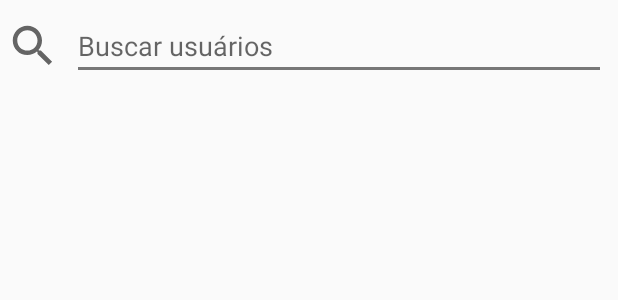
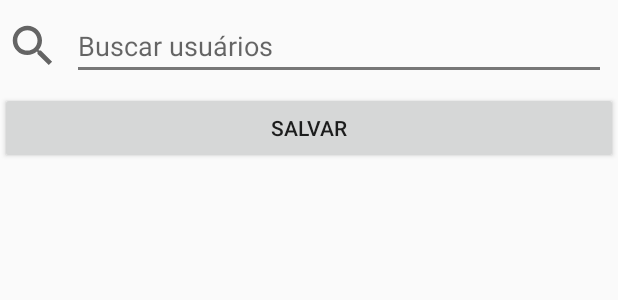
Before and after one commit to leandro-jesus-eng/Apis-mobile-UEMS, an Android app: the layout activity_share_lote.xml on its own in the app's theme, with its tools: preview values and no code run, on a phone screen of 412 x 824 dp. Shown: the top 300 px of the screen. Run offline under Robolectric (Android 15) with nearby library versions, the phone set to English and light mode, and no system bars.

Commit message:
[NEW] Selection of items, not showing current user

```diff
--- a/app/src/main/java/com/apis/features/lote_list/LoteAdapter.java
+++ b/app/src/main/java/com/apis/features/lote_list/LoteAdapter.java
@@ -204,6 +204,7 @@ public class LoteAdapter extends RecyclerView.Adapter<LoteViewHolder>{
                 Intent intent = new Intent(context, ShareLoteActivity.class);
                 intent.putExtra("lote_nome", lotes.get(holder.getAbsoluteAdapterPosition()).getNome());
                 intent.putExtra("lote_id", lotes.get(holder.getAbsoluteAdapterPosition()).getLoteId());
+                intent.putExtra("user", user);
                 context.startActivity(intent);
             }
         });
--- a/app/src/main/res/layout/activity_share_lote.xml
+++ b/app/src/main/res/layout/activity_share_lote.xml
@@ -29,10 +29,16 @@
     <androidx.recyclerview.widget.RecyclerView
         android:id="@+id/share_lote_user_recycleView"
         android:layout_width="match_parent"
-        android:layout_height="0dp"
-        app:layout_constraintBottom_toBottomOf="parent"
+        android:layout_height="wrap_content"
+        android:layout_margin="8dp"
+        app:layoutManager="androidx.recyclerview.widget.LinearLayoutManager"
         app:layout_constraintTop_toBottomOf="@id/share_lote_search_editText"
-        android:layout_margin="8dp"
-        app:layoutManager="androidx.recyclerview.widget.LinearLayoutManager"/>
+        tools:layout_editor_absoluteX="8dp" />
 
+    <Button
+        android:id="@+id/share_lote_save_button"
+        android:layout_width="match_parent"
+        android:layout_height="wrap_content"
+        android:text="Salvar"
+        app:layout_constraintTop_toBottomOf="@id/share_lote_user_recycleView" />
 </androidx.constraintlayout.widget.ConstraintLayout>
```
Also changed, not shown: app/src/main/java/com/apis/features/shareLote/ShareLoteActivity.java (+45 -4 lines), app/src/main/java/com/apis/features/shareLote/ShareLoteAdapter.java (+41 -3 lines), app/src/main/java/com/apis/model/ItemUser.java (added, +18 -0 lines).
